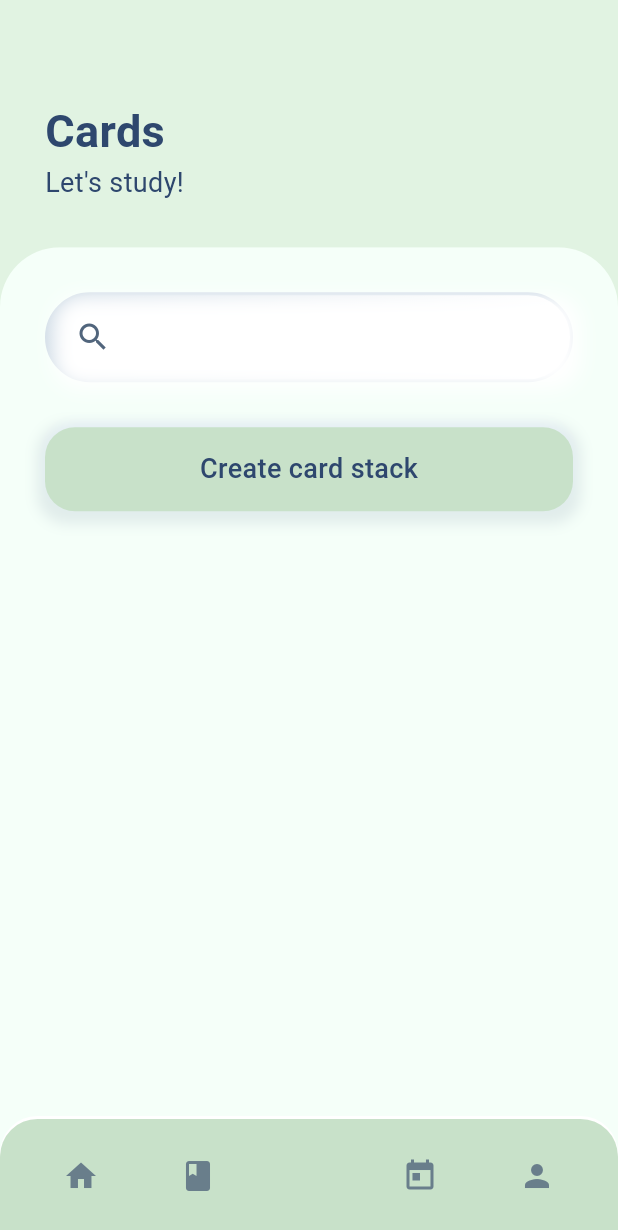
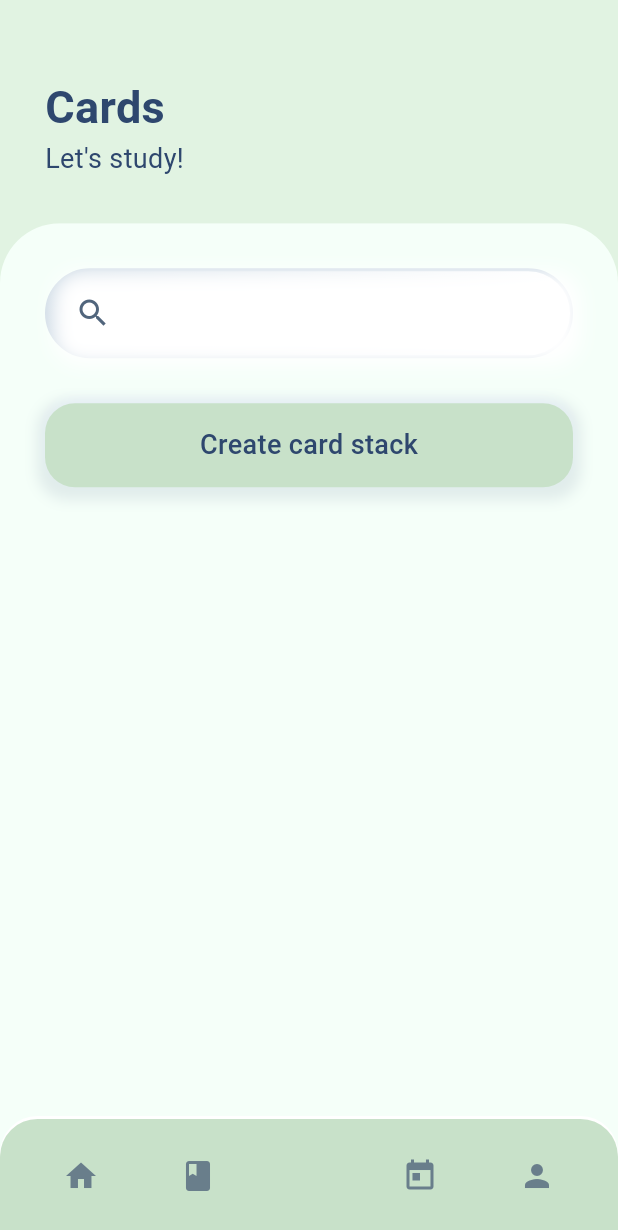
Before and after one commit to blueCuraca0/notenova, a Flutter app: the MainPage screen opened by its route, item 2 of the bottom bar chosen, after a tap on "Cards", on a phone screen of 412 x 824 dp. Shown: the top 1230 px of the screen. Run offline on Flutter 3.47's test engine with Material 3 defaults, Android fonts, the phone set to English and light mode, and no system bars; our stand-ins replace cloud_firestore, easy_localization, firebase_auth, firebase_core, flutter_bloc, flutter_local_notifications and 2 more; accounts and stored records are empty; Roboto replaces fonts that are missing (Ubuntu).

Commit message:
login page + minor change to main_page.dart (stack was replaced with column)

```diff
--- a/lib/features/cards/presentation/pages/card_stacks_page.dart
+++ b/lib/features/cards/presentation/pages/card_stacks_page.dart
@@ -11,11 +11,6 @@ import '../../../../core/style/c_colors.dart';
 
 class CardStacksPage extends StatelessWidget {
   const CardStacksPage({super.key});
-
-  @override
-  Widget build(BuildContext context) {
-    double width = MediaQuery.of(context).size.width;
-    double height = MediaQuery.of(context).size.height;
 
   Route _createRoute(Widget page) {
     return PageRouteBuilder(
@@ -35,14 +30,16 @@ class CardStacksPage extends StatelessWidget {
     );
   }
 
+  @override
+  Widget build(BuildContext context) {
+    double width = MediaQuery.of(context).size.width;
+    double height = MediaQuery.of(context).size.height - bottomNavBarHeight;
+
     return Material(
       child: Scaffold(
         backgroundColor: CColors.accent,
         resizeToAvoidBottomInset: false,
-        body: Stack(
-          alignment: Alignment.center,
-          children: [
-            Column(
+        body: Column(
           crossAxisAlignment: CrossAxisAlignment.start,
           children: [
             // header
@@ -102,8 +99,6 @@ class CardStacksPage extends StatelessWidget {
               ),
             )
           ],
-            )
-          ],
         ),
       ),
     );
--- a/lib/main.dart
+++ b/lib/main.dart
@@ -46,7 +46,6 @@ class MyApp extends StatelessWidget {
     return MaterialApp(
       title: 'NoteNova',
       theme: lightTheme,
-      color: Colors.cyan,
       localizationsDelegates: context.localizationDelegates,
       supportedLocales: context.supportedLocales,
       initialRoute: CRoutes.routeAuthorizationPage,
--- a/lib/main_page.dart
+++ b/lib/main_page.dart
@@ -1,4 +1,5 @@
 import 'package:flutter/material.dart';
+import 'package:notenova/core/utils/constants.dart';
 import 'package:notenova/features/cards/presentation/pages/card_stacks_page.dart';
 import 'package:notenova/features/summary/presentation/pages/summary_page.dart';
 
@@ -50,29 +51,61 @@ class MainPage extends StatelessWidget {
 
   @override
   Widget build(BuildContext context) {
-    return PopScope(
-      canPop: true,
-      child: Stack(
-        fit: StackFit.expand,
+    final height = MediaQuery.sizeOf(context).height;
+    print("");
+    print("");
+    print(height);
+    print("");
+    print("");
+
+    return Scaffold(
+      resizeToAvoidBottomInset: false,
+      body: Column(
         children: [
             //page itself
-          Navigator(
+            SizedBox(
+              height: height - bottomNavBarHeight,
+              child: Navigator(
                 key: _navigatorKey,
                 initialRoute: CRoutes.routeHomepage,
                 onGenerateRoute: _onGenerateRoute,
+              ),
             ),
 
             // const SummaryPage(),
             //const CardStacksPage(),
 
-          Column(
-            children: [
-              const Expanded(child: SizedBox()),
-              CustomBottomNavBar(_navigatorKey),
-            ],
+            SizedBox(
+              height: bottomNavBarHeight,
+              child: Align(
+                alignment: Alignment.bottomCenter,
+                child: CustomBottomNavBar(_navigatorKey)
+              ),
             )
           ],
       ),
+      // body: Stack(
+      //   fit: StackFit.expand,
+      //   children: [
+      //     //page itself
+      //     Navigator(
+      //       key: _navigatorKey,
+      //       initialRoute: CRoutes.routeHomepage,
+      //       onGenerateRoute: _onGenerateRoute,
+      //     ),
+      //
+      //     // const SummaryPage(),
+      //     //const CardStacksPage(),
+      //
+      //     SizedBox(
+      //       // height: height,
+      //       child: Align(
+      //         alignment: Alignment.bottomCenter,
+      //         child: CustomBottomNavBar(_navigatorKey)
+      //       ),
+      //     )
+      //   ],
+      // ),
     );
   }
 }
```
Also changed, not shown: lib/features/autorization/presentation/pages/login_page.dart (+104 -30 lines), lib/features/cards/presentation/pages/create_card_stack_page.dart (+3 -5 lines), lib/features/cards/presentation/pages/create_cards_page.dart (+9 -3 lines), lib/features/cards/presentation/pages/flashcard_page.dart (+5 -2 lines). Lines whose indentation alone changed are shown as unchanged.
